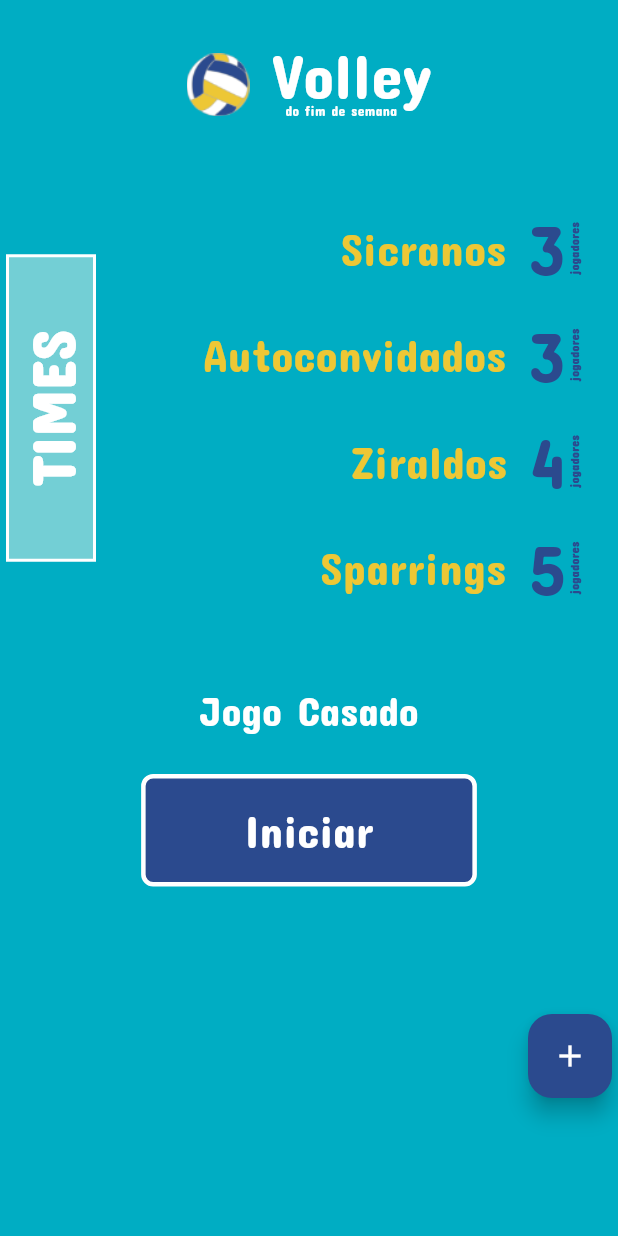
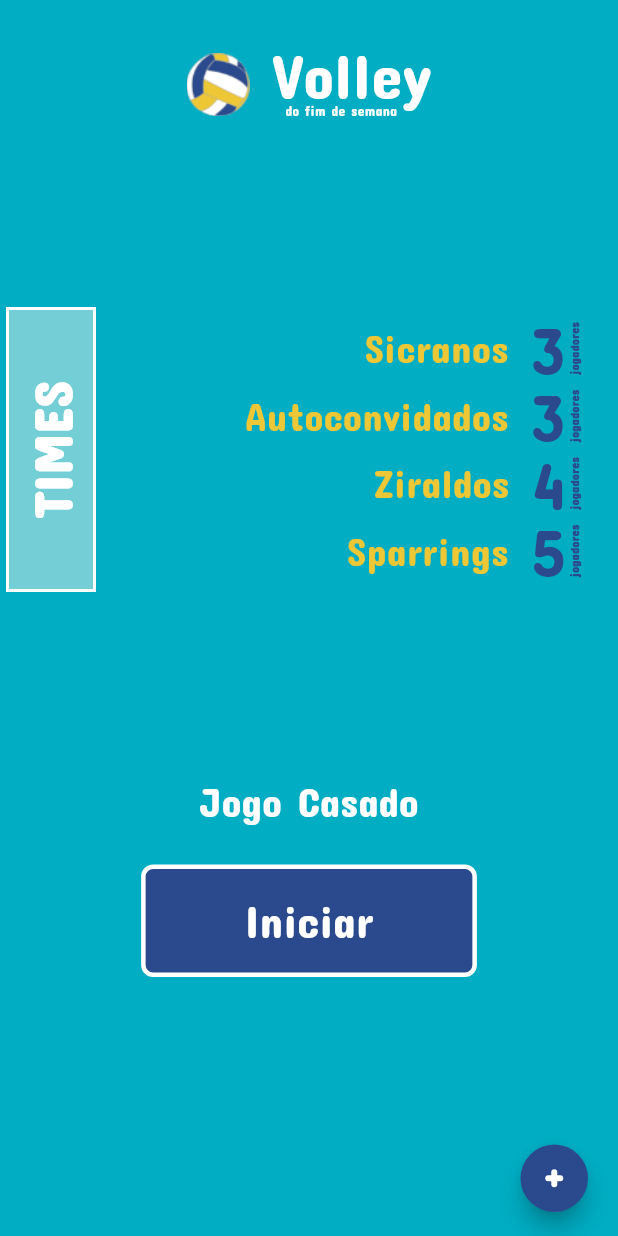
Before and after one commit to DouglaSantos777/fluuter-desafio-3, a Flutter app: the screen it shows after launch, on a phone screen of 412 x 824 dp. Run offline on Flutter 3.47's test engine with Material 3 defaults, Android fonts, the phone set to English and light mode, and no system bars.

Commit message:
atualização

```diff
--- a/lib/main.dart
+++ b/lib/main.dart
@@ -31,10 +31,10 @@ class VolleyPage extends StatelessWidget {
       body: Padding(
         padding: const EdgeInsets.symmetric(horizontal: 4),
         child: Column(
-          mainAxisAlignment: MainAxisAlignment.start,
           children: [
-            const SizedBox(height: 20),
-            Row(
+            Padding(
+              padding: const EdgeInsets.only(top: 20.0),
+              child: Row(
                 mainAxisAlignment: MainAxisAlignment.center,
                 children: [
                   Image.asset(
@@ -71,17 +71,18 @@ class VolleyPage extends StatelessWidget {
                   ),
                 ],
               ),
-            const SizedBox(height: 38),
-            Center(
-              child: Row(
+            ),
+            const Spacer(),
+
+            Row(
               mainAxisAlignment: MainAxisAlignment.center,
               children: [
                 Container(
                   width: 60,
-                    height: 205,
+                  height: 190,
                   decoration: BoxDecoration(
                     border: Border.all(color: Colors.white, width: 2),
-                      color: const Color(0XFF73CFD5),
+                    color: Color(0XFF73CFD5),
                   ),
                   child: const RotatedBox(
                     quarterTurns: 3,
@@ -90,8 +91,8 @@ class VolleyPage extends StatelessWidget {
                         'TIMES',
                         style: TextStyle(
                           color: Colors.white,
-                            fontSize: 40,
-                            fontWeight: FontWeight.bold,
+                          fontSize: 35,
+                          fontWeight: FontWeight.w600,
                         ),
                       ),
                     ),
@@ -104,35 +105,25 @@ class VolleyPage extends StatelessWidget {
                     crossAxisAlignment: CrossAxisAlignment.center,
                     children: [
                       _buildTeamRow('Sicranos', '3'),
-                        const SizedBox(height: 2),
                       _buildTeamRow('Autoconvidados', '3'),
-                        const SizedBox(height: 2),
                       _buildTeamRow('Ziraldos', '4'),
-                        const SizedBox(height: 2),
                       _buildTeamRow('Sparrings', '5'),
                     ],
                   ),
                 ),
               ],
             ),
-            ),
-            const SizedBox(height: 33),
-            Column(
-              mainAxisAlignment: MainAxisAlignment.center,
-              children: [
-                Container(
-                  decoration: BoxDecoration(
-                    color: Colors.transparent,
-                  ),
-                  child: TextButton(
+            const Spacer(),
+
+            TextButton(
               onPressed: () {},
               child: const Text(
                 'Jogo Casado',
                 style: TextStyle(color: Colors.white, fontSize: 27),
               ),
             ),
-                ),
             const SizedBox(height: 15),
+
             Container(
               decoration: BoxDecoration(
                 color: const Color(0XFF2B4A8E),
@@ -140,8 +131,8 @@ class VolleyPage extends StatelessWidget {
                 borderRadius: BorderRadius.circular(8),
               ),
               child: Padding(
-                    padding: const EdgeInsets.symmetric(
-                        vertical: 5.0, horizontal: 54.0),
+                padding:
+                    const EdgeInsets.symmetric(vertical: 5.0, horizontal: 54.0),
                 child: TextButton(
                   onPressed: () {},
                   child: const Text(
@@ -154,19 +145,49 @@ class VolleyPage extends StatelessWidget {
                 ),
               ),
             ),
+            const Spacer(),
+
+            Align(
+              alignment: Alignment.bottomRight,
+              child: Padding(
+                padding: const EdgeInsets.only(
+                    right: 16.0,
+                    bottom: 16.0),
+                child: SizedBox(
+                  width: 45,
+                  height: 45,
+                  child: FloatingActionButton(
+                    onPressed: () {},
+                    backgroundColor: const Color(0XFF2B4A8E),
+                    foregroundColor: Colors.white,
+                    shape: RoundedRectangleBorder(
+                      borderRadius: BorderRadius.circular(100),
+                    ),
+                    child: Stack(
+                      alignment: Alignment.center,
+                      children: [
+                        Container(
+                          width: 12,
+                          height: 4,
+                          decoration: BoxDecoration(
+                            color: Colors.white,
+                            borderRadius: BorderRadius.circular(2),
+                          ),
+                        ),
+                        Container(
+                          width: 4,
+                          height: 12,
+                          decoration: BoxDecoration(
+                            color: Colors.white,
+                            borderRadius: BorderRadius.circular(2),
+                          ),
+                        ),
                       ],
                     ),
-            const SizedBox(height: 85),
-            Align(
-              alignment: Alignment.bottomRight,
-              child: FloatingActionButton(
-                onPressed: () {},
-                backgroundColor:
-                    const Color(0XFF2B4A8E),
-                    foregroundColor: Colors.white,
-                child: const Icon(Icons.add),
                   ),
                 ),
+              ),
+            )
           ],
         ),
       ),
@@ -179,7 +200,10 @@ class VolleyPage extends StatelessWidget {
       children: [
         Text(
           teamName,
-          style: const TextStyle(color: Color(0XFFEDC735), fontSize: 30),
+          style: const TextStyle(
+            color: Color(0XFFEDC735),
+            fontSize: 26,
+            height: 1),
         ),
         const SizedBox(width: 15),
         Padding(
@@ -188,7 +212,10 @@ class VolleyPage extends StatelessWidget {
             children: [
               Text(
                 playerCount,
-                style: const TextStyle(color: Color(0XFF2B4A8E), fontSize: 48),
+                style: const TextStyle(color: Color(0XFF2B4A8E),
+                fontSize: 45,
+                height: 1
+                ),
               ),
               const RotatedBox(
                 quarterTurns: 3,
```
Lines whose indentation alone changed are shown as unchanged.
